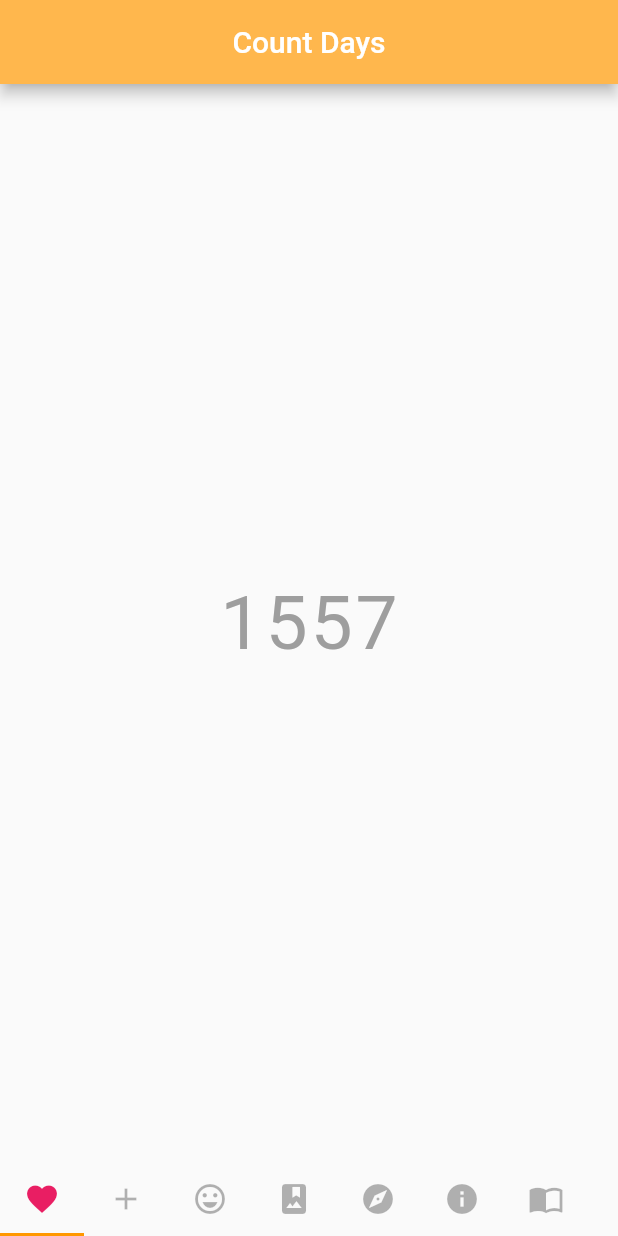
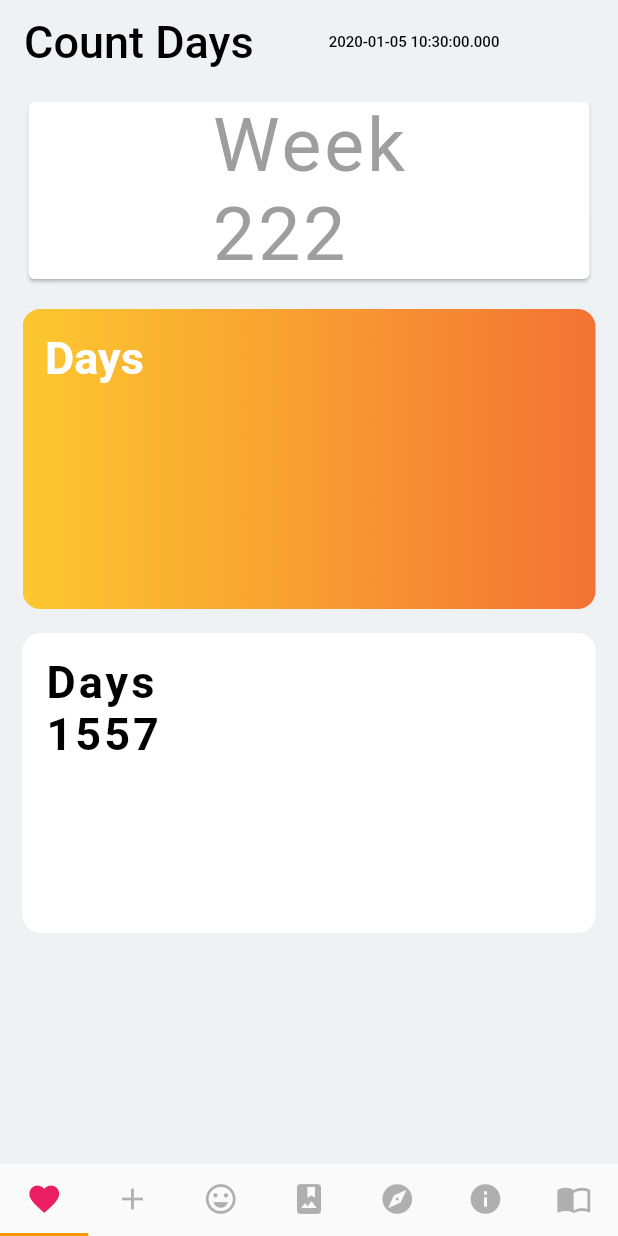
Before and after one commit to Curiklo/CountDaysFlutter, a Flutter app: the screen it shows after launch, on a phone screen of 412 x 824 dp. Run offline on Flutter 3.47's test engine with Material 2 defaults, Android fonts, the phone set to English and light mode, and no system bars.

Commit message:
create early design preview

```diff
--- a/lib/main.dart
+++ b/lib/main.dart
@@ -1,7 +1,8 @@
+import 'package:CountDays/pages/days.dart';
 import 'package:flutter/material.dart';
 
 void main() => runApp(MaterialApp(
-  home:CountDays(),
+      home: CountDays(),
     ));
 
 class CountDays extends StatefulWidget {
@@ -10,12 +11,12 @@ class CountDays extends StatefulWidget {
 }
 
 class _CountDaysState extends State<CountDays> {
-
-  var startDay = DateTime(2015,DateTime.october,1);
+  var startDay = DateTime(2015, DateTime.october, 1);
   var today = DateTime.now();
+  final color = const Color(0xFFEEF2F5);
 
   @override
-  void initState(){
+  void initState() {
     super.initState();
   }
 
@@ -24,37 +25,58 @@ class _CountDaysState extends State<CountDays> {
     return DefaultTabController(
       length: 7,
       child: Scaffold(
+        backgroundColor: color,
         appBar: AppBar(
-          title:Text('Count Days'),
-          centerTitle: true,
-          backgroundColor: Colors.orange[300],
+          title: Row(
+            children: <Widget>[
+              Text(
+                'Count Days',
+                style: TextStyle(
+                  color: Colors.black,
+                  fontSize: 30.0,
                 ),
-        body:TabBarView(
+              ),
+              SizedBox(width: 50),
+              Text(
+                '$today',
+                style: TextStyle(
+                  color: Colors.black,
+                  fontSize: 10.0,
+                ),
+              ),
+            ],
+          ),
+          //centerTitle: true,
+          backgroundColor: Colors.transparent,
+          elevation: 0.0,
+        ),
+        body: TabBarView(
           // each tab content
           children: [
-            Center(
-            child: Text(
-            '${today.difference(startDay).inDays}',
-            style: TextStyle(
-              fontSize: 50.0,
-              letterSpacing: 2.0,
-              color: Colors.grey,
+            //tab1
+            Days(),
+            Icon(
+              Icons.adb,
+              color: Colors.green,
+              size: 150.0,
             ),
-              ),
-            ),
-            Icon(Icons.battery_std),
             Icon(Icons.loyalty),
             Icon(Icons.grade),
-            Icon(Icons.android,color: Colors.green,size: 100.0,),
+            Icon(
+              Icons.android,
+              color: Colors.green,
+              size: 150.0,
+            ),
             Icon(Icons.store),
             Icon(Icons.widgets)
           ],
         ),
         /**/
         bottomNavigationBar: SafeArea(
+          child: Material(
             child: TabBar(
               // tab option
-            isScrollable: true,
+              //isScrollable: true,
               unselectedLabelColor: Colors.black.withOpacity(0.3),
               unselectedLabelStyle: TextStyle(fontSize: 12.0),
               labelColor: Colors.black,
@@ -103,6 +125,7 @@ class _CountDaysState extends State<CountDays> {
             ),
           ),
         ),
+      ),
     );
   }
 }
--- /dev/null
+++ b/lib/pages/days.dart
@@ -0,0 +1,91 @@
+import 'package:flutter/material.dart';
+
+class Days extends StatefulWidget {
+  @override
+  _DaysState createState() => _DaysState();
+}
+
+class _DaysState extends State<Days> {
+  var startDay = DateTime(2015, DateTime.october, 1);
+  var today = DateTime.now();
+
+  @override
+  Widget build(BuildContext context) {
+    return Container(
+      color: Colors.transparent,
+      height: double.infinity,
+      width: double.infinity,
+      child: ListView(
+        children: <Widget>[
+          Padding(
+            padding: const EdgeInsets.fromLTRB(15.0, 8.0, 15.0, 8.0),
+            child: Card(
+              child: Center(
+                child: Text(
+                  'Week\n${(today.difference(startDay).inDays / 7).floor()} ',
+                  style: TextStyle(
+                    fontSize: 50.0,
+                    letterSpacing: 2.0,
+                    color: Colors.grey,
+                  ),
+                ),
+              ),
+            ),
+          ),
+          Padding(
+            padding: const EdgeInsets.fromLTRB(15.0, 8.0, 15.0, 8.0),
+            child: Container(
+              height: 200,
+              width: 200,
+              decoration: BoxDecoration(
+                image: DecorationImage(
+                  image: AssetImage("assets/back.jpg"),
+                  fit: BoxFit.cover,
+                ),
+                borderRadius: BorderRadius.circular(12),
+              ),
+              child: Container(
+                margin: EdgeInsets.fromLTRB(15, 15, 0, 0),
+                child: Text(
+                  "Days",
+                  style: TextStyle(
+                      color: Colors.white,
+                      fontSize: 30,
+                      fontWeight: FontWeight.w600),
+                ),
+              ),
+            ),
+          ),
+          Padding(
+            padding: const EdgeInsets.fromLTRB(15.0, 8.0, 15.0, 8.0),
+            child: Container(
+              height: 200,
+              width: 200,
+              decoration: BoxDecoration(
+                color: Colors.white,
+                borderRadius: BorderRadius.circular(12),
+              ),
+              child: Container(
+                margin: EdgeInsets.fromLTRB(15, 15, 0, 0),
+                child: RichText(
+                  text: TextSpan(
+                    style: TextStyle(
+                      fontSize: 30.0,
+                      fontWeight: FontWeight.w600,
+                      letterSpacing: 2.0,
+                      color: Colors.black,
+                    ),
+                    children: [
+                      TextSpan(
+                          text: 'Days\n${today.difference(startDay).inDays}')
+                    ],
+                  ),
+                ),
+              ),
+            ),
+          ),
+        ],
+      ),
+    );
+  }
+}
--- a/pubspec.yaml
+++ b/pubspec.yaml
@@ -41,9 +41,8 @@ flutter:
   uses-material-design: true
 
   # To add assets to your application, add an assets section, like this:
-  # assets:
-  #  - images/a_dot_burr.jpeg
-  #  - images/a_dot_ham.jpeg
+  assets:
+   - assets/back.jpg
 
   # An image asset can refer to one or more resolution-specific "variants", see
   # https://flutter.dev/assets-and-images/#resolution-aware.
```
Also changed, not shown: assets/back.jpg (added), 1 other file. Lines whose indentation alone changed are shown as unchanged.
